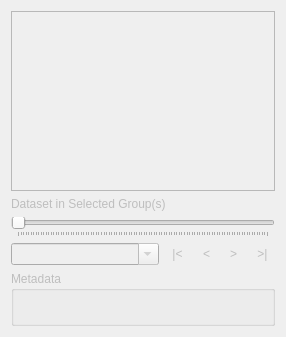
carsmie/QGIS, file src/ui/mesh/qgsmeshrendereractivedatasetwidgetbase.ui: the form before one commit.
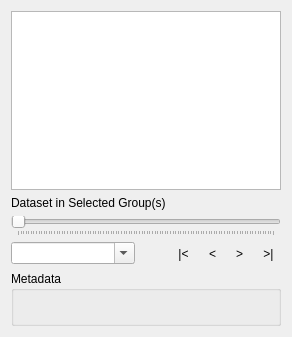
The form after the commit. Icons and pictures are not drawn. Custom widgets are drawn as their Qt base class.

Commit message:
Add option to format time in mesh layer (#9452)
[feature] [mesh] #20731 add option to format time in mesh layer

There is new settings dialog that can be opened by button next to time slider. User can set reference time and time format (e.g. 2019-03-21 22:01:11).

The edit to the form file:
```diff
--- a/src/ui/mesh/qgsmeshrendereractivedatasetwidgetbase.ui
+++ b/src/ui/mesh/qgsmeshrendereractivedatasetwidgetbase.ui
@@ -3,13 +3,13 @@
  <class>QgsMeshRendererActiveDatasetWidgetBase</class>
  <widget class="QWidget" name="QgsMeshRendererActiveDatasetWidgetBase">
   <property name="enabled">
-   <bool>false</bool>
+   <bool>true</bool>
   </property>
   <property name="geometry">
    <rect>
     <x>0</x>
     <y>0</y>
-    <width>286</width>
+    <width>292</width>
     <height>337</height>
    </rect>
   </property>
@@ -36,7 +36,74 @@
    </item>
    <item>
     <layout class="QGridLayout" name="mTimeLayout">
-     <item row="0" column="0" colspan="6">
+     <item row="2" column="0" colspan="2">
+      <widget class="QComboBox" name="mTimeComboBox">
+       <property name="editable">
+        <bool>true</bool>
+       </property>
+       <property name="insertPolicy">
+        <enum>QComboBox::NoInsert</enum>
+       </property>
+      </widget>
+     </item>
+     <item row="2" column="5">
+      <widget class="QToolButton" name="mNextDatasetButton">
+       <property name="text">
+        <string>&gt;</string>
+       </property>
+       <property name="autoRaise">
+        <bool>true</bool>
+       </property>
+      </widget>
+     </item>
+     <item row="2" column="4">
+      <widget class="QToolButton" name="mPreviousDatasetButton">
+       <property name="text">
+        <string>&lt;</string>
+       </property>
+       <property name="autoRaise">
+        <bool>true</bool>
+       </property>
+      </widget>
+     </item>
+     <item row="2" column="6">
+      <widget class="QToolButton" name="mLastDatasetButton">
+       <property name="text">
+        <string>&gt;|</string>
+       </property>
+       <property name="autoRaise">
+        <bool>true</bool>
+       </property>
+      </widget>
+     </item>
+     <item row="2" column="3">
+      <widget class="QToolButton" name="mFirstDatasetButton">
+       <property name="text">
+        <string>|&lt;</string>
+       </property>
+       <property name="autoRaise">
+        <bool>true</bool>
+       </property>
+      </widget>
+     </item>
+     <item row="2" column="2">
+      <widget class="QToolButton" name="mTimeFormatButton">
+       <property name="toolTip">
+        <string>Time Format Options</string>
+       </property>
+       <property name="text">
+        <string notr="true"/>
+       </property>
+       <property name="icon">
+        <iconset resource="../../../images/images.qrc">
+         <normaloff>:/images/themes/default/console/iconSettingsConsole.svg</normaloff>:/images/themes/default/console/iconSettingsConsole.svg</iconset>
+       </property>
+       <property name="autoRaise">
+        <bool>true</bool>
+       </property>
+      </widget>
+     </item>
+     <item row="1" column="0" colspan="7">
       <widget class="QSlider" name="mDatasetSlider">
        <property name="orientation">
         <enum>Qt::Horizontal</enum>
@@ -49,56 +116,6 @@
        </property>
       </widget>
      </item>
-     <item row="1" column="5">
-      <widget class="QToolButton" name="mLastDatasetButton">
-       <property name="text">
-        <string>&gt;|</string>
-       </property>
-       <property name="autoRaise">
-        <bool>true</bool>
-       </property>
-      </widget>
-     </item>
-     <item row="1" column="4">
-      <widget class="QToolButton" name="mNextDatasetButton">
-       <property name="text">
-        <string>&gt;</string>
-       </property>
-       <property name="autoRaise">
-        <bool>true</bool>
-       </property>
-      </widget>
-     </item>
-     <item row="1" column="3">
-      <widget class="QToolButton" name="mPreviousDatasetButton">
-       <property name="text">
-        <string>&lt;</string>
-       </property>
-       <property name="autoRaise">
-        <bool>true</bool>
-       </property>
-      </widget>
-     </item>
-     <item row="1" column="2">
-      <widget class="QToolButton" name="mFirstDatasetButton">
-       <property name="text">
-        <string>|&lt;</string>
-       </property>
-       <property name="autoRaise">
-        <bool>true</bool>
-       </property>
-      </widget>
-     </item>
-     <item row="1" column="0" colspan="2">
-      <widget class="QComboBox" name="mTimeComboBox">
-       <property name="editable">
-        <bool>true</bool>
-       </property>
-       <property name="insertPolicy">
-        <enum>QComboBox::NoInsert</enum>
-       </property>
-      </widget>
-     </item>
     </layout>
    </item>
    <item>
```
Left out of the diff: 4 changed lines with no effect on the pictures. The commit also changes 18 other files.
